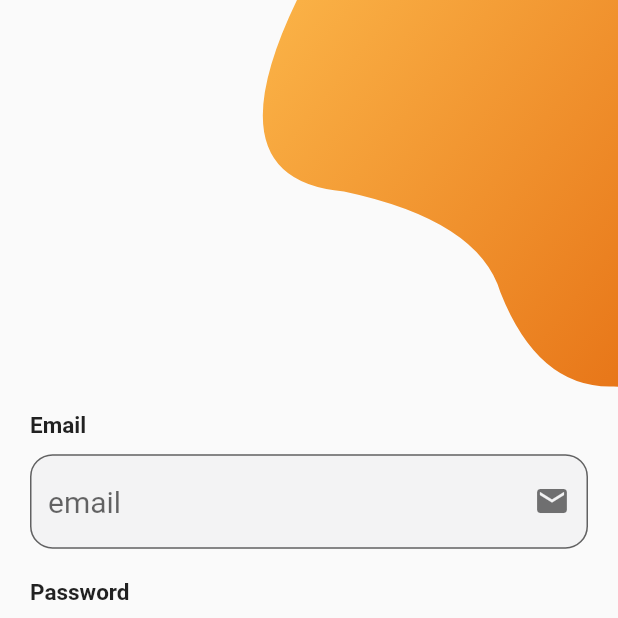
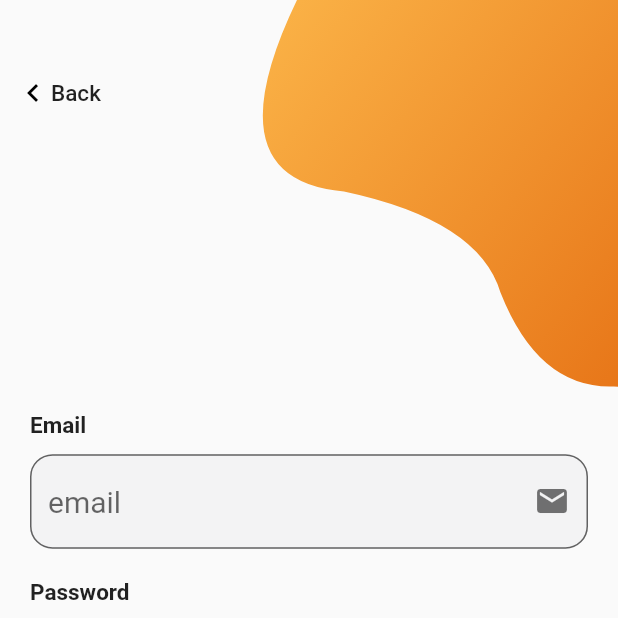
Before and after one commit to asamoah-fred/chat_app, a Flutter app: the screen it shows after launch, after a tap on "Login", on a phone screen of 412 x 824 dp, the top half of it. Run offline on Flutter 3.47's test engine with Material 2 defaults, Android fonts, the light colour scheme and no system bars.

Commit message:
Back arrow

```diff
--- a/lib/screens/loginpage.dart
+++ b/lib/screens/loginpage.dart
@@ -333,47 +333,43 @@
                           ),
                         ),
                       ),
-                      //       ],
-                      //     ),
-                      //   ),
-                      // ),
-                      // Positioned(
-                      //   top: 40,
-                      //   left: 0,
-                      //   child: InkWell(
-                      //     onTap: () {
-                      //       Navigator.pop(context);
-                      //     },
-                      //     child: Container(
-                      //       padding: EdgeInsets.symmetric(
-                      //         horizontal: 10,
-                      //       ),
-                      //       child: Row(
-                      //         children: <Widget>[
-                      //           Container(
-                      //             padding: EdgeInsets.only(
-                      //               left: 0,
-                      //               top: 10,
-                      //               bottom: 10,
-                      //             ),
-                      //             child: Icon(
-                      //               Icons.keyboard_arrow_left,
-                      //               color: Colors.black,
-                      //             ),
-                      //           ),
-                      //           Text(
-                      //             'Back',
-                      //             style: TextStyle(
-                      //               fontSize: 15,
-                      //               fontWeight: FontWeight.w500,
-                      //             ),
-                      //           ),
-                      //         ],
-                      //       ),
-                      //     ),
-                      //   ),
-                      // ),
                     ],
+                  ),
+                ),
+              ),
+              Positioned(
+                top: 40,
+                left: 0,
+                child: InkWell(
+                  onTap: () {
+                    Navigator.pop(context);
+                  },
+                  child: Container(
+                    padding: EdgeInsets.symmetric(
+                      horizontal: 10,
+                    ),
+                    child: Row(
+                      children: <Widget>[
+                        Container(
+                          padding: EdgeInsets.only(
+                            left: 0,
+                            top: 10,
+                            bottom: 10,
+                          ),
+                          child: Icon(
+                            Icons.keyboard_arrow_left,
+                            color: Colors.black,
+                          ),
+                        ),
+                        Text(
+                          'Back',
+                          style: TextStyle(
+                            fontSize: 15,
+                            fontWeight: FontWeight.w500,
+                          ),
+                        ),
+                      ],
+                    ),
                   ),
                 ),
               ),
```
